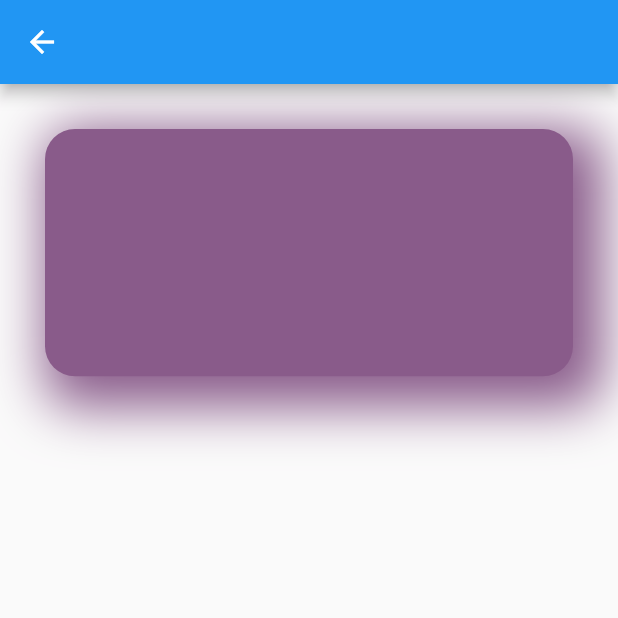
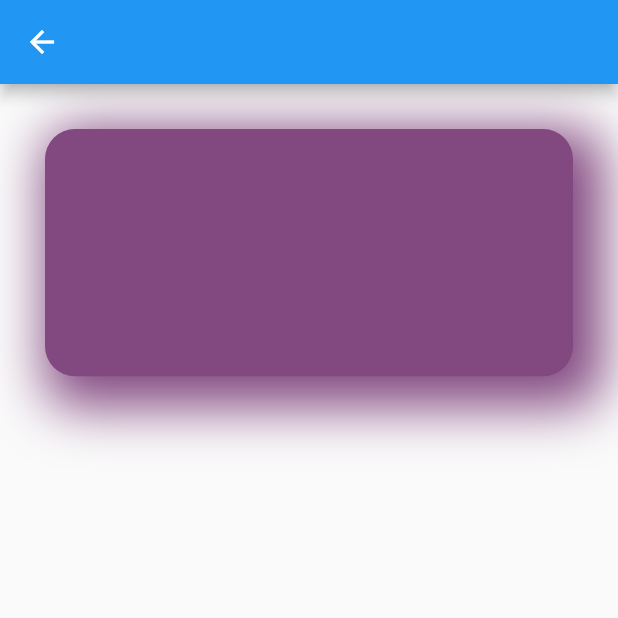
Before and after one commit to a5chin/Color-App, a Flutter app: the screen it shows after launch, after a tap on "茄子紺", on a phone screen of 412 x 824 dp, the top half of it. Run offline on Flutter 3.47's test engine with Material 2 defaults, Android fonts, the phone set to English and light mode, and no system bars.

Commit message:
modified Details class

```diff
--- a/lib/main.dart
+++ b/lib/main.dart
@@ -47,8 +47,13 @@ class _MyHomePageState extends State<MyHomePage> {
         title: Text(widget.title),
       ),
       body: ListView(children: <Widget>[
-        for (var i = 0; i < _colors.length; i++)
-          ColorList(_size.height, _size.width, _colors[i], _names[i])
+        for (var i = 0; i < _colors.length; i += 2)
+          Row(
+            children: <Widget>[
+              ColorList(_size.height, (_size.width - 120) / 2, _colors[i], _names[i]),
+              ColorList(_size.height, (_size.width - 120) / 2, _colors[i + 1], _names[i + 1])
+            ]
+          )
       ]));
   }
 }
--- a/lib/models/colorlist.dart
+++ b/lib/models/colorlist.dart
@@ -39,7 +39,7 @@ class ColorList extends StatelessWidget {
           context,
           MaterialPageRoute(
             builder: (context) {
-              return Details();
+              return Details(color, name);
             },
           ),
         );
--- a/lib/models/details.dart
+++ b/lib/models/details.dart
@@ -2,7 +2,10 @@ import 'package:flutter/material.dart';
 import './hexcolor.dart';
 
 class Details extends StatelessWidget {
-  Details({Key? key}) : super(key: key);
+  String color;
+  String name;
+
+  Details(this.color, this.name);
 
   @override
   Widget build(BuildContext context) {
@@ -17,11 +20,11 @@ class Details extends StatelessWidget {
           width: _size.width,
           margin: const EdgeInsets.all(30),
           decoration: BoxDecoration(
-            color: HexColor('895b8a'),
+            color: HexColor(color),
             borderRadius: BorderRadius.circular(20.0),
             boxShadow: [
               BoxShadow(
-                color: HexColor('895b8a'),
+                color: HexColor(color),
                 spreadRadius: 10.0,
                 blurRadius: 30.0,
                 offset: const Offset(10, 10),
```
